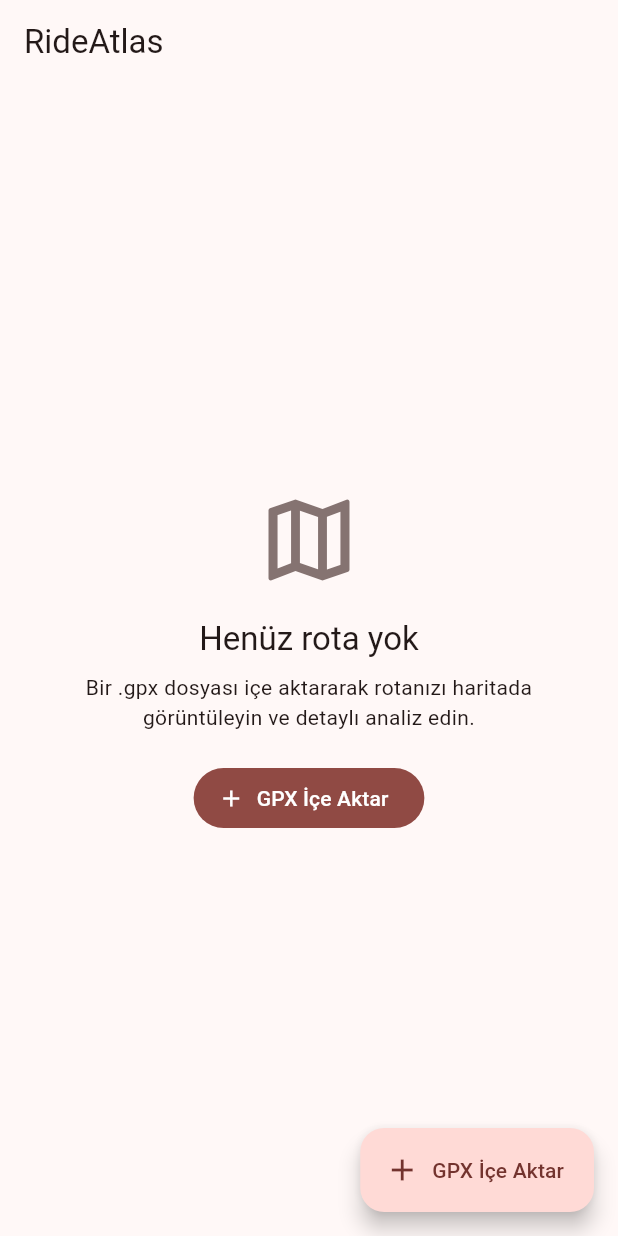
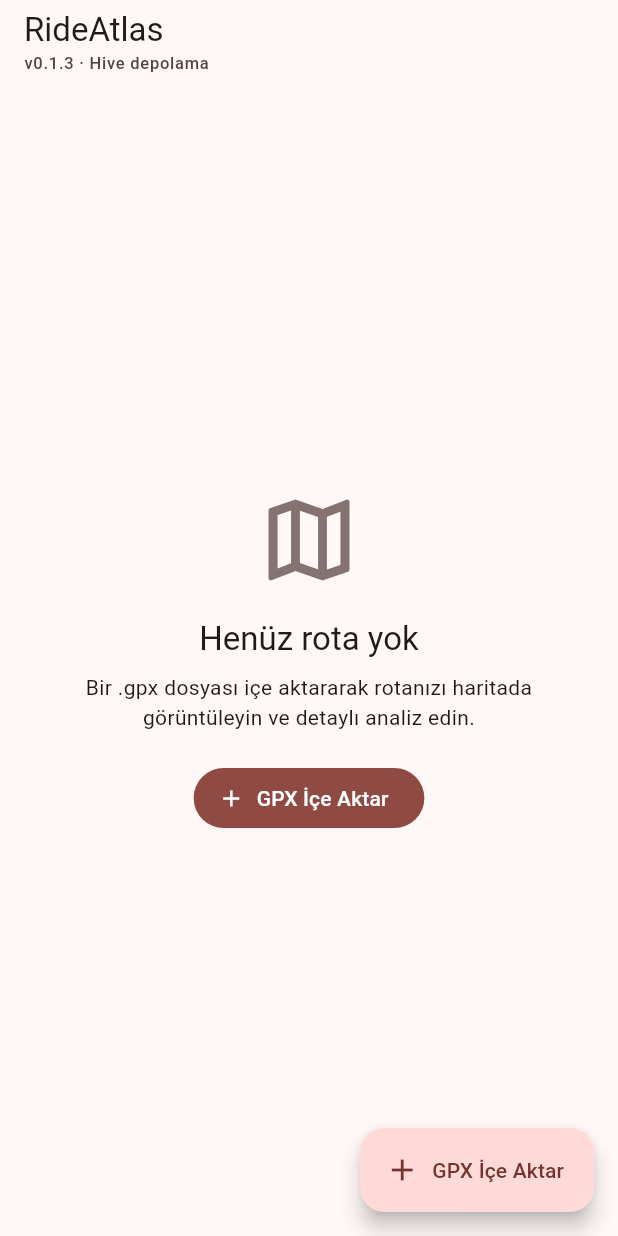
Before and after one commit to alid67-git/RideAtlas, a Flutter app: the screen it shows after launch, on a phone screen of 412 x 824 dp. Run offline on Flutter 3.47's test engine with Material 3 defaults, Android fonts, the phone set to English and light mode, and no system bars; our stand-ins replace file_picker, fl_chart, flutter_map, hive, hive_flutter, latlong2 and 1 more; missing offline and left inert: gpx; accounts and stored records are empty.

Commit message:
Show a build label on the route list screen
Small text under the app bar title so it's obvious at a glance which
build a browser tab/dev server is actually running, since stale tabs
were making it hard to tell whether a fix had actually taken effect.

```diff
--- /dev/null
+++ b/lib/build_info.dart
@@ -0,0 +1,3 @@
+/// Bumped by hand on every push so the running build can be eyeballed on
+/// screen (Chrome tabs / dev servers can otherwise silently serve stale JS).
+const String kAppBuildLabel = 'v0.1.3 · Hive depolama';
--- a/lib/screens/route_list_screen.dart
+++ b/lib/screens/route_list_screen.dart
@@ -2,6 +2,7 @@ import 'package:file_picker/file_picker.dart';
 import 'package:flutter/material.dart';
 import 'package:provider/provider.dart';
 
+import '../build_info.dart';
 import '../models/gpx_route.dart';
 import '../repositories/route_repository.dart';
 import '../widgets/route_card.dart';
@@ -102,7 +103,21 @@ class _RouteListScreenState extends State<RouteListScreen> {
   @override
   Widget build(BuildContext context) {
     return Scaffold(
-      appBar: AppBar(title: const Text('RideAtlas')),
+      appBar: AppBar(
+        title: Column(
+          crossAxisAlignment: CrossAxisAlignment.start,
+          mainAxisSize: MainAxisSize.min,
+          children: [
+            const Text('RideAtlas'),
+            Text(
+              kAppBuildLabel,
+              style: Theme.of(context).textTheme.labelSmall?.copyWith(
+                color: Theme.of(context).colorScheme.onSurfaceVariant,
+              ),
+            ),
+          ],
+        ),
+      ),
       body: Consumer<RouteRepository>(
         builder: (context, repo, _) {
           if (repo.isLoading) {
```
